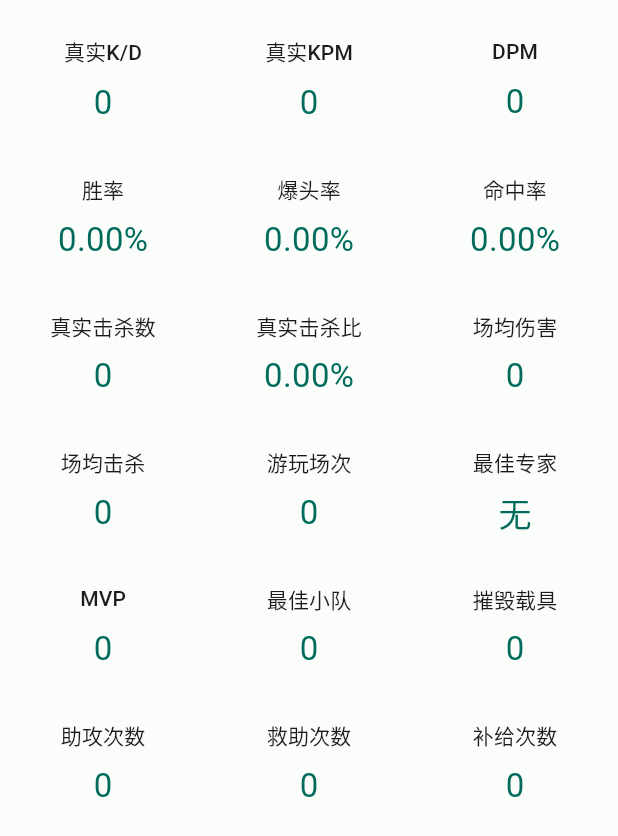
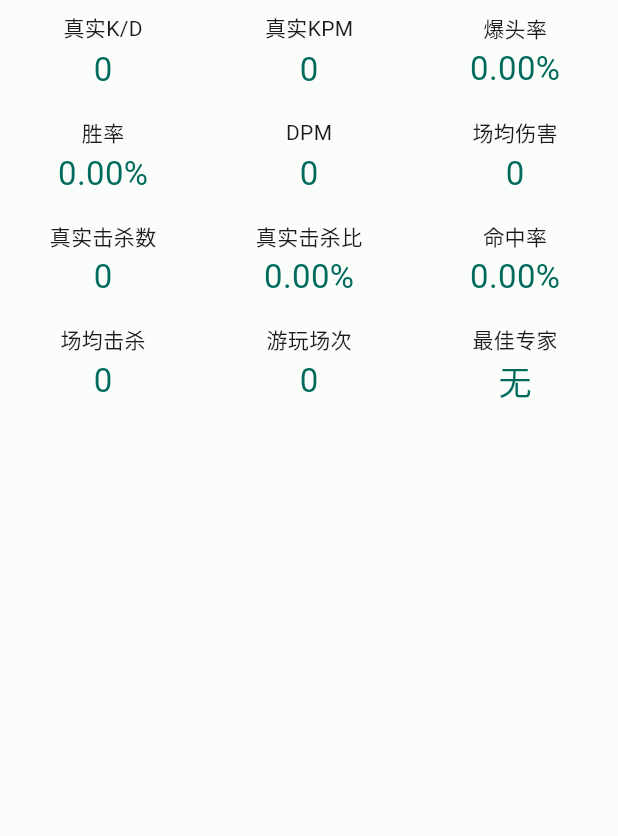
Before and after one commit to dzxrly/BF2042State2.0, a Flutter app: the KeyInfoView widget shown alone on an empty page, opened directly, on a phone screen of 412 x 824 dp. Shown: the top 836 px of the screen. Run offline on Flutter 3.47's test engine with Material 2 defaults, Android fonts, the phone set to English and light mode, and no system bars; our stand-ins replace flutter_spinkit, flutter_svg, font_awesome_flutter, shared_preferences; accounts and stored records are empty; network calls fail; Roboto replaces fonts that are missing (HarmonyOS_Sans_SC).

Commit message:
:lipstick: UI布局修改

```diff
--- a/lib/components/key_info_view.dart
+++ b/lib/components/key_info_view.dart
@@ -12,7 +12,6 @@ class KeyInfoView extends StatelessWidget {
     return Consumer<PlayerInfoModel>(builder: (context, playerInfo, child) {
       return SingleChildScrollView(
         child: Container(
-          padding: const EdgeInsets.only(top: 8),
           child: Column(
             mainAxisAlignment: MainAxisAlignment.start,
             crossAxisAlignment: CrossAxisAlignment.center,
@@ -39,9 +38,9 @@ class KeyInfoView extends StatelessWidget {
                       fractionDigits: 2,
                     ),
                     KeyInfoWidget(
-                      keyName: 'DPM',
-                      showValue: playerInfo.playerInfo?.damagePerMinute ?? 0.0,
-                      fractionDigits: 2,
+                      keyName: '爆头率',
+                      showValueString:
+                          playerInfo.playerInfo?.headshots ?? '0.00%',
                     ),
                   ]),
               Flex(
@@ -55,14 +54,14 @@ class KeyInfoView extends StatelessWidget {
                           playerInfo.playerInfo?.winPercent ?? '0.00%',
                     ),
                     KeyInfoWidget(
-                      keyName: '爆头率',
-                      showValueString:
-                          playerInfo.playerInfo?.headshots ?? '0.00%',
+                      keyName: 'DPM',
+                      showValue: playerInfo.playerInfo?.damagePerMinute ?? 0.0,
+                      fractionDigits: 2,
                     ),
                     KeyInfoWidget(
-                      keyName: '命中率',
-                      showValueString:
-                          '${((playerInfo.playerInfo?.shotsHit ?? 0.0) / (playerInfo.playerInfo?.shotsFired ?? 1.0) * 100).toStringAsFixed(2)}%',
+                      keyName: '场均伤害',
+                      showValue: playerInfo.playerInfo?.damagePerMatch ?? 0.0,
+                      fractionDigits: 2,
                     ),
                   ]),
               Flex(
@@ -86,9 +85,9 @@ class KeyInfoView extends StatelessWidget {
                           '${double.parse(playerInfo.playerInfo?.humanPrecentage?.replaceAll('%', '') ?? '0').toStringAsFixed(2)}%',
                     ),
                     KeyInfoWidget(
-                      keyName: '场均伤害',
-                      showValue: playerInfo.playerInfo?.damagePerMatch ?? 0.0,
-                      fractionDigits: 2,
+                      keyName: '命中率',
+                      showValueString:
+                          '${((playerInfo.playerInfo?.shotsHit ?? 0.0) / (playerInfo.playerInfo?.shotsFired ?? 1.0) * 100).toStringAsFixed(2)}%',
                     ),
                   ]),
               Flex(
@@ -113,54 +112,6 @@ class KeyInfoView extends StatelessWidget {
                       showValueString: playerInfo.playerInfo?.bestClass ?? '无',
                     ),
                   ]),
-              Flex(
-                  direction: Axis.horizontal,
-                  mainAxisAlignment: MainAxisAlignment.start,
-                  crossAxisAlignment: CrossAxisAlignment.center,
-                  children: [
-                    KeyInfoWidget(
-                      keyName: 'MVP',
-                      showValue: playerInfo.playerInfo?.mvp?.toDouble() ?? 0.0,
-                      fractionDigits: 0,
-                    ),
-                    KeyInfoWidget(
-                      keyName: '最佳小队',
-                      showValue:
-                          playerInfo.playerInfo?.bestSquad?.toDouble() ?? 0.0,
-                      fractionDigits: 0,
-                    ),
-                    KeyInfoWidget(
-                      keyName: '摧毁载具',
-                      showValue: playerInfo.playerInfo?.vehiclesDestroyed
-                              ?.toDouble() ??
-                          0.0,
-                      fractionDigits: 0,
-                    ),
-                  ]),
-              Flex(
-                  direction: Axis.horizontal,
-                  mainAxisAlignment: MainAxisAlignment.start,
-                  crossAxisAlignment: CrossAxisAlignment.center,
-                  children: [
-                    KeyInfoWidget(
-                      keyName: '助攻次数',
-                      showValue:
-                          playerInfo.playerInfo?.killAssists?.toDouble() ?? 0.0,
-                      fractionDigits: 0,
-                    ),
-                    KeyInfoWidget(
-                      keyName: '救助次数',
-                      showValue:
-                          playerInfo.playerInfo?.revives?.toDouble() ?? 0.0,
-                      fractionDigits: 0,
-                    ),
-                    KeyInfoWidget(
-                      keyName: '补给次数',
-                      showValue:
-                          playerInfo.playerInfo?.resupplies?.toDouble() ?? 0.0,
-                      fractionDigits: 0,
-                    ),
-                  ])
             ],
           ),
         ),
@@ -188,16 +139,16 @@ class KeyInfoWidget extends StatelessWidget {
     return Expanded(
       flex: 1,
       child: Container(
-        padding: const EdgeInsets.only(top: 16, bottom: 16),
+        padding: const EdgeInsets.only(top: 8, bottom: 8),
         child: Column(
           mainAxisAlignment: MainAxisAlignment.center,
           crossAxisAlignment: CrossAxisAlignment.center,
           children: [
             Text(
               keyName,
-              style: Theme.of(context).textTheme.titleSmall,
+              style: Theme.of(context).textTheme.bodyMedium,
             ),
-            const Padding(padding: EdgeInsets.only(top: 8)),
+            const Padding(padding: EdgeInsets.only(top: 2)),
             FittedBox(
               fit: BoxFit.fitWidth,
               child: Text(
--- a/lib/screen/login_screen.dart
+++ b/lib/screen/login_screen.dart
@@ -414,7 +414,7 @@ class LoginFormState extends State<LoginForm>
                               playerNameController.clear();
                             });
                           }),
-                      Text('启用增强查询',
+                      Text('增强查询',
                           style: Theme.of(context).textTheme.titleSmall),
                     ],
                   ),
```
Also changed, not shown: lib/screen/player_info_screen.dart (+67 -76 lines).
